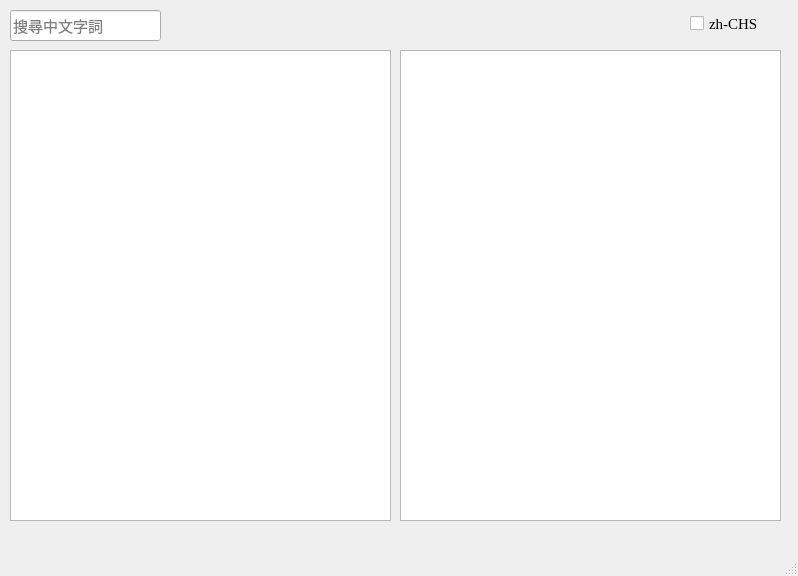
pystander/LiteraPy, file interface.ui: the form before one commit.
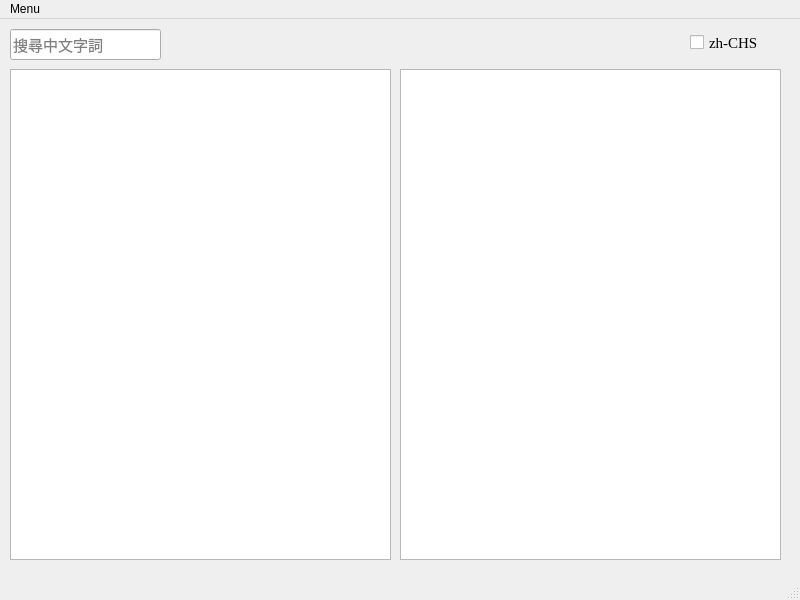
The form after the commit.

```diff
--- a/interface.ui
+++ b/interface.ui
@@ -6,8 +6,8 @@
    <rect>
     <x>0</x>
     <y>0</y>
-    <width>798</width>
-    <height>576</height>
+    <width>800</width>
+    <height>600</height>
    </rect>
   </property>
   <property name="windowTitle">
@@ -39,7 +39,7 @@
       <x>400</x>
       <y>50</y>
       <width>381</width>
-      <height>471</height>
+      <height>491</height>
      </rect>
     </property>
     <property name="font">
@@ -55,7 +55,7 @@
       <x>10</x>
       <y>50</y>
       <width>381</width>
-      <height>471</height>
+      <height>491</height>
      </rect>
     </property>
     <property name="font">
@@ -90,10 +90,17 @@
     <rect>
      <x>0</x>
      <y>0</y>
-     <width>798</width>
+     <width>800</width>
      <height>26</height>
     </rect>
    </property>
+   <widget class="QMenu" name="menu">
+    <property name="title">
+     <string>Menu</string>
+    </property>
+    <addaction name="dmod_action"/>
+   </widget>
+   <addaction name="menu"/>
   </widget>
   <widget class="QStatusBar" name="statusbar"/>
  </widget>
```
Left out of the diff: 18 changed lines with no effect on the pictures.
